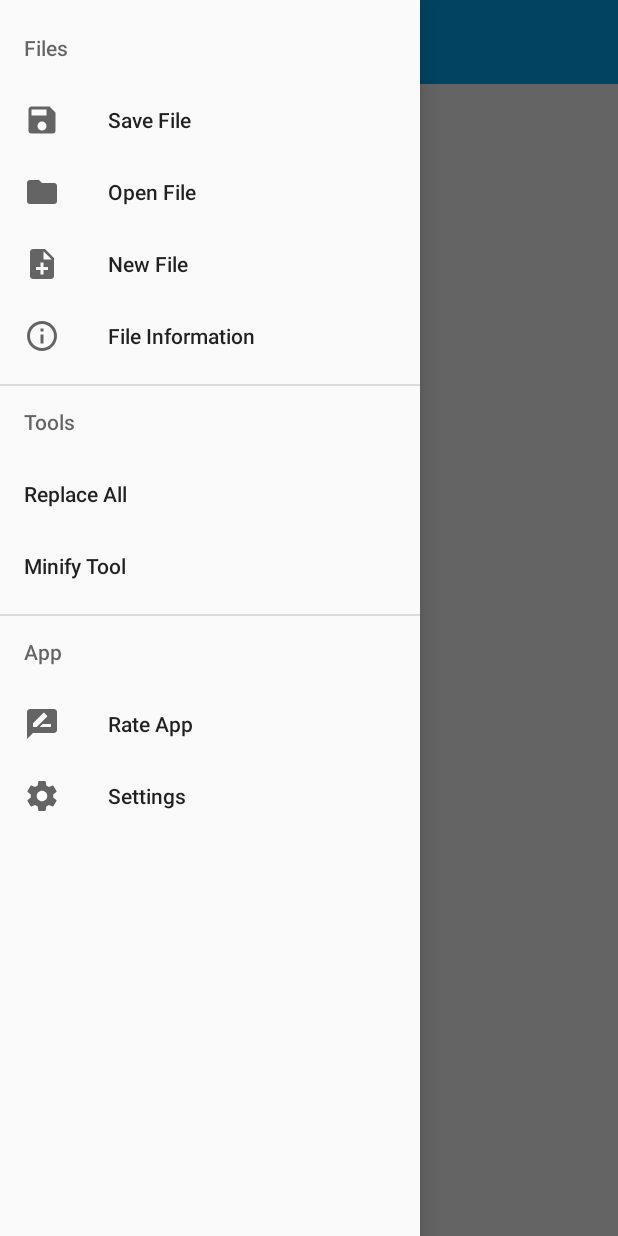
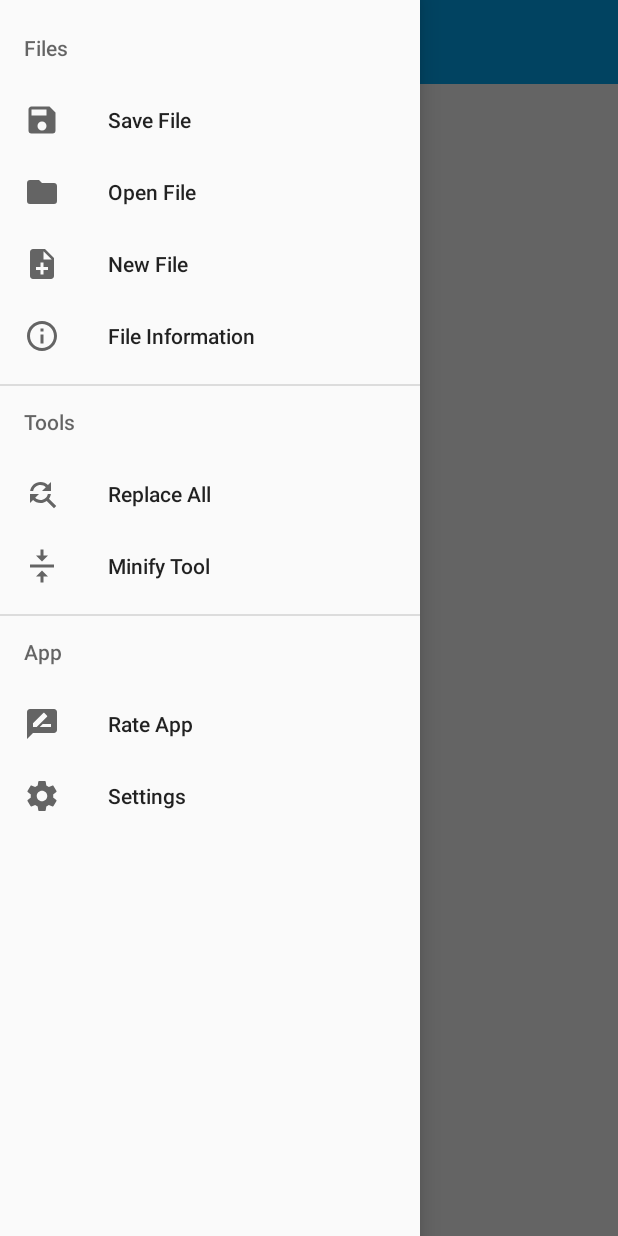
Before and after one commit to TheLuckyCoder/SharpIDE, an Android app: the screen it shows after launch (MainActivity), with the side drawer open, on a phone screen of 412 x 824 dp. Run offline under Robolectric (Android 15) with nearby library versions, the phone set to English and light mode, and no system bars; our stand-ins replace AdMob; libraries missing offline, so code that uses them is left out: com.nbsp.materialfilepicker.

Commit message:
Release 1.3.3

```diff
--- a/app/src/main/java/net/theluckycoder/scriptcraft/MainActivity.java
+++ b/app/src/main/java/net/theluckycoder/scriptcraft/MainActivity.java
@@ -56,6 +56,8 @@ import java.io.FileWriter;
 import java.io.IOException;
 import java.util.regex.Pattern;
 
+import static android.preference.PreferenceManager.getDefaultSharedPreferences;
+
 public class MainActivity extends AppCompatActivity
         implements NavigationView.OnNavigationItemSelectedListener, TextWatcher {
 
@@ -111,9 +113,9 @@ public class MainActivity extends AppCompatActivity
         navigationView.setNavigationItemSelectedListener(this);
 
         // Load preferences
-        contentView.setTextSize(Integer.parseInt(PreferenceManager.getDefaultSharedPreferences(this).getString("font_size", "16")));
-        if (PreferenceManager.getDefaultSharedPreferences(this).getBoolean("load_last_file", true)) {
-            String lastFilePath = PreferenceManager.getDefaultSharedPreferences(this).getString("last_file_path", "");
+        contentView.setTextSize(Integer.parseInt(getDefaultSharedPreferences(this).getString("font_size", "16")));
+        if (getDefaultSharedPreferences(this).getBoolean("load_last_file", true)) {
+            String lastFilePath = getDefaultSharedPreferences(this).getString("last_file_path", "");
             File lastFile = new File(lastFilePath);
             if (!lastFilePath.equals("") && lastFile.isFile()) {
                 currentFile = lastFile;
@@ -126,18 +128,12 @@ public class MainActivity extends AppCompatActivity
 
 
         // Setup keyboard checker
-        /*contentView.setOnClickListener(new View.OnClickListener() {
-            @Override
-            public void onClick(View view) {
-
-            }
-        });*/
-        contentView.setBackPressedListener(new CodeEditText.BackPressedListener() {
+        /*contentView.setBackPressedListener(new CodeEditText.BackPressedListener() {
             @Override
             public void onImeBack() {
                 symbolLayout.setVisibility(View.GONE);
             }
-        });
+        });*/
 
         // Setup ads
         mInterstitialAd = new InterstitialAd(this);
@@ -157,7 +153,7 @@ public class MainActivity extends AppCompatActivity
         if (drawer.isDrawerOpen(GravityCompat.START)) {
             drawer.closeDrawer(GravityCompat.START);
         } else {
-            if (PreferenceManager.getDefaultSharedPreferences(this).getBoolean("quit_confirm", true)) {
+            if (getDefaultSharedPreferences(this).getBoolean("quit_confirm", true)) {
                 AlertDialog.Builder builder = new AlertDialog.Builder(this);
                 builder.setTitle(R.string.app_name);
                 builder.setMessage(R.string.exit_confirmation);
@@ -196,7 +192,7 @@ public class MainActivity extends AppCompatActivity
 
                 if (isFileChangeListenerAttached()) fileChangeListener.onFileChanged(isChanged());
             }
-        }, 1000);
+        }, 500);
     }
 
     @Override
@@ -291,7 +287,7 @@ public class MainActivity extends AppCompatActivity
                 .withActivity(this)
                 .withRequestCode(1)
                 .withFilter(Pattern.compile(".*\\.js$")) // Filtering files and directories by currentFile name using regexp
-                .withHiddenFiles(PreferenceManager.getDefaultSharedPreferences(this).getBoolean("show_hidden_files", false))
+                .withHiddenFiles(getDefaultSharedPreferences(this).getBoolean("show_hidden_files", false))
                 .start();
     }
 
@@ -362,12 +358,14 @@ public class MainActivity extends AppCompatActivity
     private void loadDocument(final String fileContent) {
         scrollView.smoothScrollTo(0, 0);
 
+        final boolean showSymbolBar = PreferenceManager.getDefaultSharedPreferences(MainActivity.this).getBoolean("show_symbols_bar", true);
+
         contentView.setFocusable(false);
         contentView.setOnClickListener(new View.OnClickListener() {
             @Override
             public void onClick(View view) {
                 contentView.setFocusableInTouchMode(true);
-                if (PreferenceManager.getDefaultSharedPreferences(MainActivity.this).getBoolean("show_symbols_bar", true))
+                if (showSymbolBar)
                     symbolScrollView.setVisibility(View.VISIBLE);
             }
         });
@@ -465,13 +463,13 @@ public class MainActivity extends AppCompatActivity
                 Log.e("FileNotFoundException", e.getMessage(), e);
             }
 
-            return "\n";
+            return "";
         }
 
         @Override
         protected void onPostExecute(String s) {
             loadDocument(s);
-            SharedPreferences.Editor editor = PreferenceManager.getDefaultSharedPreferences(MainActivity.this).edit();
+            SharedPreferences.Editor editor = getDefaultSharedPreferences(MainActivity.this).edit();
             editor.putString("last_file_path", currentFile.getAbsolutePath());
             editor.apply();
             progressDialog.dismiss();
--- a/app/src/main/java/net/theluckycoder/scriptcraft/component/CodeEditText.java
+++ b/app/src/main/java/net/theluckycoder/scriptcraft/component/CodeEditText.java
@@ -46,12 +46,14 @@ public class CodeEditText extends AppCompatEditText {
                     "new|return|super|switch|this|throw|try|typeof|var|void|while|with|" +
                     "null|true|false)\\b");
     private final Pattern PATTERN_COMMENTS = Pattern.compile("/\\*(?:.|[\\n\\r])*?\\*/|//.*");
+    private final Pattern PATTERN_SYMBOLS = Pattern.compile("[\\+\\-\\*&\\^!:/\\|\\?<>=;,]");
+
     private Context context;
     private final transient Paint paint = new Paint();
     private Layout layout;
     private final Handler updateHandler = new Handler();
     private OnTextChangedListener onTextChangedListener;
-    private final int updateDelay = 1000;
+    private final int updateDelay = 500;
     private boolean modified = true;
     private int colorNumber, colorKeyword, colorBuiltin, colorComment, colorString;
     private final Runnable updateRunnable =
@@ -212,11 +214,13 @@ public class CodeEditText extends AppCompatEditText {
             for (Matcher m = PATTERN_KEYWORDS.matcher(editable); m.find(); )
                 editable.setSpan(new ForegroundColorSpan(colorKeyword), m.start(), m.end(), Spannable.SPAN_EXCLUSIVE_EXCLUSIVE);
 
-            for(Matcher m = Pattern.compile("\\$\\w+").matcher(editable); m.find(); ) {
+            for (Matcher m = PATTERN_SYMBOLS.matcher(editable); m.find(); )
                 editable.setSpan(new ForegroundColorSpan(colorKeyword), m.start(), m.end(), Spannable.SPAN_EXCLUSIVE_EXCLUSIVE);
-            }
 
-            for(Matcher m = Pattern.compile("\"(.*?)\"|'(.*?)'").matcher(editable); m.find(); ) {
+            for (Matcher m = Pattern.compile("\\$\\w+").matcher(editable); m.find(); )
+                editable.setSpan(new ForegroundColorSpan(colorKeyword), m.start(), m.end(), Spannable.SPAN_EXCLUSIVE_EXCLUSIVE);
+
+            for (Matcher m = Pattern.compile("\"(.*?)\"|'(.*?)'").matcher(editable); m.find(); ) {
                 ForegroundColorSpan spans[] = editable.getSpans(m.start(), m.end(), ForegroundColorSpan.class);
                 for(ForegroundColorSpan span : spans)
                     editable.removeSpan(span);
--- a/app/src/main/java/net/theluckycoder/scriptcraft/utils/CustomTabWidthSpan.java
+++ b/app/src/main/java/net/theluckycoder/scriptcraft/utils/CustomTabWidthSpan.java
@@ -20,5 +20,4 @@ public class CustomTabWidthSpan extends ReplacementSpan {
 
     }
 
-
 }
--- /dev/null
+++ b/app/src/main/res/drawable/ic_find_replace.xml
@@ -0,0 +1,9 @@
+<vector xmlns:android="http://schemas.android.com/apk/res/android"
+        android:width="24dp"
+        android:height="24dp"
+        android:viewportWidth="24.0"
+        android:viewportHeight="24.0">
+    <path
+        android:pathData="M11,6c1.38,0 2.63,0.56 3.54,1.46L12,10h6L18,4l-2.05,2.05C14.68,4.78 12.93,4 11,4c-3.53,0 -6.43,2.61 -6.92,6L6.1,10c0.46,-2.28 2.48,-4 4.9,-4zM16.64,15.14c0.66,-0.9 1.12,-1.97 1.28,-3.14L15.9,12c-0.46,2.28 -2.48,4 -4.9,4 -1.38,0 -2.63,-0.56 -3.54,-1.46L10,12L4,12v6l2.05,-2.05C7.32,17.22 9.07,18 11,18c1.55,0 2.98,-0.51 4.14,-1.36L20,21.49 21.49,20l-4.85,-4.86z"
+        android:fillColor="#000000"/>
+</vector>
--- a/app/src/main/res/drawable/ic_info_outline.xml
+++ b/app/src/main/res/drawable/ic_info_outline.xml
@@ -4,6 +4,6 @@
         android:viewportHeight="24.0"
         android:viewportWidth="24.0">
     <path
-        android:fillColor="#ffffff"
+        android:fillColor="#000000"
         android:pathData="M11,17h2v-6h-2v6zM12,2C6.48,2 2,6.48 2,12s4.48,10 10,10 10,-4.48 10,-10S17.52,2 12,2zM12,20c-4.41,0 -8,-3.59 -8,-8s3.59,-8 8,-8 8,3.59 8,8 -3.59,8 -8,8zM11,9h2L13,7h-2v2z"/>
 </vector>
--- /dev/null
+++ b/app/src/main/res/drawable/ic_minify.xml
@@ -0,0 +1,9 @@
+<vector xmlns:android="http://schemas.android.com/apk/res/android"
+        android:width="24dp"
+        android:height="24dp"
+        android:viewportWidth="24.0"
+        android:viewportHeight="24.0">
+    <path
+        android:pathData="M8,19h3v4h2v-4h3l-4,-4 -4,4zM16,5h-3L13,1h-2v4L8,5l4,4 4,-4zM4,11v2h16v-2L4,11z"
+        android:fillColor="#000000"/>
+</vector>
--- a/app/src/main/res/drawable/ic_new_file.xml
+++ b/app/src/main/res/drawable/ic_new_file.xml
@@ -4,6 +4,6 @@
         android:viewportWidth="24.0"
         android:viewportHeight="24.0">
     <path
-        android:fillColor="#ffffff"
+        android:fillColor="#000000"
         android:pathData="M14,2L6,2c-1.1,0 -1.99,0.9 -1.99,2L4,20c0,1.1 0.89,2 1.99,2L18,22c1.1,0 2,-0.9 2,-2L20,8l-6,-6zM16,16h-3v3h-2v-3L8,16v-2h3v-3h2v3h3v2zM13,9L13,3.5L18.5,9L13,9z"/>
 </vector>
--- a/app/src/main/res/drawable/ic_open.xml
+++ b/app/src/main/res/drawable/ic_open.xml
@@ -4,6 +4,6 @@
         android:viewportWidth="24"
         android:viewportHeight="24">
     <path
-            android:fillColor="#ffffff"
-            android:pathData="M10,4H4C2.89,4 2,4.89 2,6V18A2,2 0 0,0 4,20H20A2,2 0 0,0 22,18V8C22,6.89 21.1,6 20,6H12L10,4Z"/>
+        android:fillColor="#000000"
+        android:pathData="M10,4H4C2.89,4 2,4.89 2,6V18A2,2 0 0,0 4,20H20A2,2 0 0,0 22,18V8C22,6.89 21.1,6 20,6H12L10,4Z"/>
 </vector>
--- a/app/src/main/res/drawable/ic_rate_review.xml
+++ b/app/src/main/res/drawable/ic_rate_review.xml
@@ -4,6 +4,6 @@
         android:viewportHeight="24.0"
         android:viewportWidth="24.0">
     <path
-        android:fillColor="#ffffff"
+        android:fillColor="#000000"
         android:pathData="M20,2L4,2c-1.1,0 -1.99,0.9 -1.99,2L2,22l4,-4h14c1.1,0 2,-0.9 2,-2L22,4c0,-1.1 -0.9,-2 -2,-2zM6,14v-2.47l6.88,-6.88c0.2,-0.2 0.51,-0.2 0.71,0l1.77,1.77c0.2,0.2 0.2,0.51 0,0.71L8.47,14L6,14zM18,14h-7.5l2,-2L18,12v2z"/>
 </vector>
--- a/app/src/main/res/drawable/ic_save.xml
+++ b/app/src/main/res/drawable/ic_save.xml
@@ -4,6 +4,6 @@
         android:viewportWidth="24"
         android:viewportHeight="24">
     <path
-        android:fillColor="#ffffff"
+        android:fillColor="#000000"
         android:pathData="M15,9H5V5H15M12,19A3,3 0 0,1 9,16A3,3 0 0,1 12,13A3,3 0 0,1 15,16A3,3 0 0,1 12,19M17,3H5C3.89,3 3,3.9 3,5V19A2,2 0 0,0 5,21H19A2,2 0 0,0 21,19V7L17,3Z"/>
 </vector>
--- a/app/src/main/res/drawable/ic_settings.xml
+++ b/app/src/main/res/drawable/ic_settings.xml
@@ -4,6 +4,6 @@
         android:viewportWidth="24.0"
         android:viewportHeight="24.0">
     <path
-        android:fillColor="#ffffff"
+        android:fillColor="#000000"
         android:pathData="M19.43,12.98c0.04,-0.32 0.07,-0.64 0.07,-0.98s-0.03,-0.66 -0.07,-0.98l2.11,-1.65c0.19,-0.15 0.24,-0.42 0.12,-0.64l-2,-3.46c-0.12,-0.22 -0.39,-0.3 -0.61,-0.22l-2.49,1c-0.52,-0.4 -1.08,-0.73 -1.69,-0.98l-0.38,-2.65C14.46,2.18 14.25,2 14,2h-4c-0.25,0 -0.46,0.18 -0.49,0.42l-0.38,2.65c-0.61,0.25 -1.17,0.59 -1.69,0.98l-2.49,-1c-0.23,-0.09 -0.49,0 -0.61,0.22l-2,3.46c-0.13,0.22 -0.07,0.49 0.12,0.64l2.11,1.65c-0.04,0.32 -0.07,0.65 -0.07,0.98s0.03,0.66 0.07,0.98l-2.11,1.65c-0.19,0.15 -0.24,0.42 -0.12,0.64l2,3.46c0.12,0.22 0.39,0.3 0.61,0.22l2.49,-1c0.52,0.4 1.08,0.73 1.69,0.98l0.38,2.65c0.03,0.24 0.24,0.42 0.49,0.42h4c0.25,0 0.46,-0.18 0.49,-0.42l0.38,-2.65c0.61,-0.25 1.17,-0.59 1.69,-0.98l2.49,1c0.23,0.09 0.49,0 0.61,-0.22l2,-3.46c0.12,-0.22 0.07,-0.49 -0.12,-0.64l-2.11,-1.65zM12,15.5c-1.93,0 -3.5,-1.57 -3.5,-3.5s1.57,-3.5 3.5,-3.5 3.5,1.57 3.5,3.5 -1.57,3.5 -3.5,3.5z"/>
 </vector>
--- a/app/src/main/res/layout/layout_start.xml
+++ b/app/src/main/res/layout/layout_start.xml
@@ -13,5 +13,7 @@
         android:layout_width="wrap_content"
         android:layout_height="wrap_content"
         android:textSize="18sp"
-        android:onClick="openFileClick"/>
+        android:onClick="openFileClick"
+        android:id="@+id/button2"
+        android:textColor="?android:attr/colorControlNormal" />
 </LinearLayout>
--- a/app/src/main/res/menu/main_drawer.xml
+++ b/app/src/main/res/menu/main_drawer.xml
@@ -28,9 +28,11 @@
         <menu>
             <item
                 android:id="@+id/menu_replace_all"
+                android:icon="@drawable/ic_find_replace"
                 android:title="@string/replace_all" />
             <item
                 android:id="@+id/menu_minify"
+                android:icon="@drawable/ic_minify"
                 android:title="@string/minify_tool" />
         </menu>
     </item>
--- a/app/src/main/res/xml/preferences.xml
+++ b/app/src/main/res/xml/preferences.xml
@@ -31,6 +31,7 @@
             android:enabled="false" />
         <CheckBoxPreference
             android:title="@string/pref_symbols_bar"
+            android:icon="@drawable/ic_symbols"
             android:defaultValue="true"
             android:key="show_symbols_bar" />
     </PreferenceCategory>
```
Also changed, not shown: app/build.gradle (+9 -6 lines), app/src/main/res/drawable/ic_symbols.xml (added, +9 -0 lines), app/src/main/res/layout/content_main.xml (+11 -10 lines), app/src/main/ic_launcher-web.png (added), app/src/main/ic_launcher_web.png (deleted), app/src/main/res/mipmap-xxxhdpi/ic_launcher.png, 1 other file.
